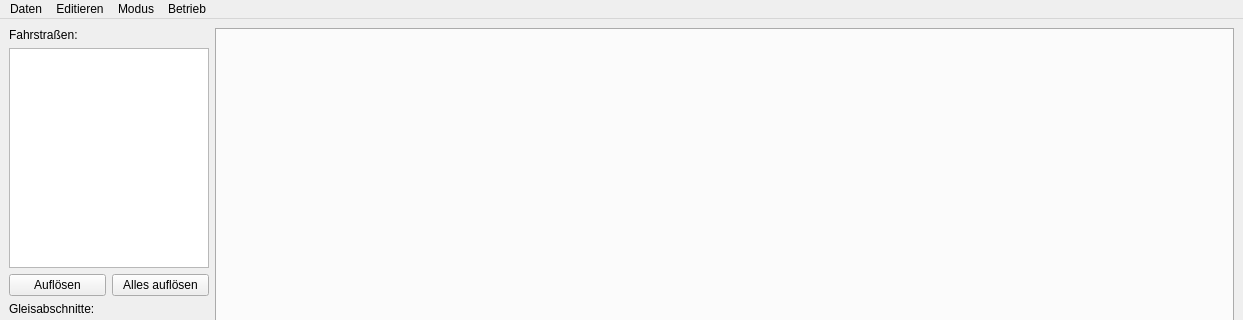
This is track-control-ng/mainwindow.ui in stmork/mrw-track-control-ng as Qt 5 draws it before an edit; both pictures show x 0 to 1243 and y 0 to 320 of the 1243 by 601 pixel window. The edited form follows.
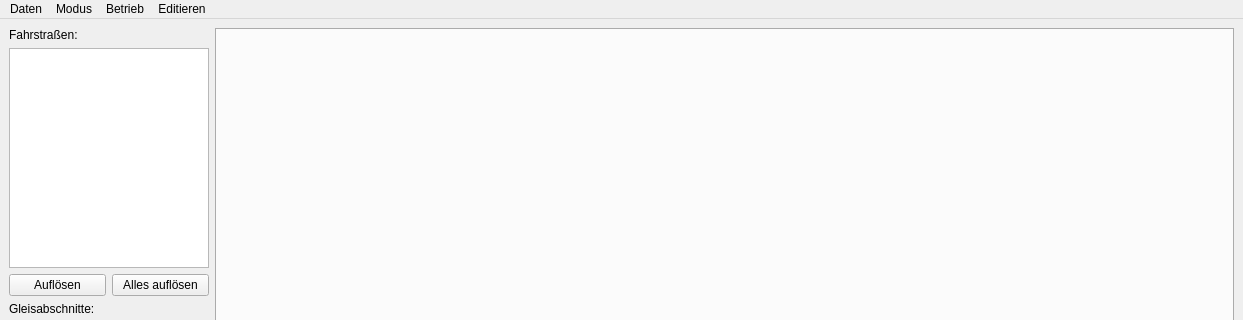
This is the edited form.

Commit message: Added enabling and/or disabling of UI elements.

Diff of the .ui file:
```diff
--- a/track-control-ng/mainwindow.ui
+++ b/track-control-ng/mainwindow.ui
@@ -246,9 +246,9 @@
     <addaction name="actionTurnSwitch"/>
    </widget>
    <addaction name="menuDaten"/>
-   <addaction name="menuEditieren"/>
    <addaction name="menuModus"/>
    <addaction name="menuBetrieb"/>
+   <addaction name="menuEditieren"/>
   </widget>
   <widget class="QStatusBar" name="statusbar"/>
   <action name="actionQuit">
```
Left out of the diff: 2 changed lines with no effect on the pictures. The commit also changes 2 other files.
